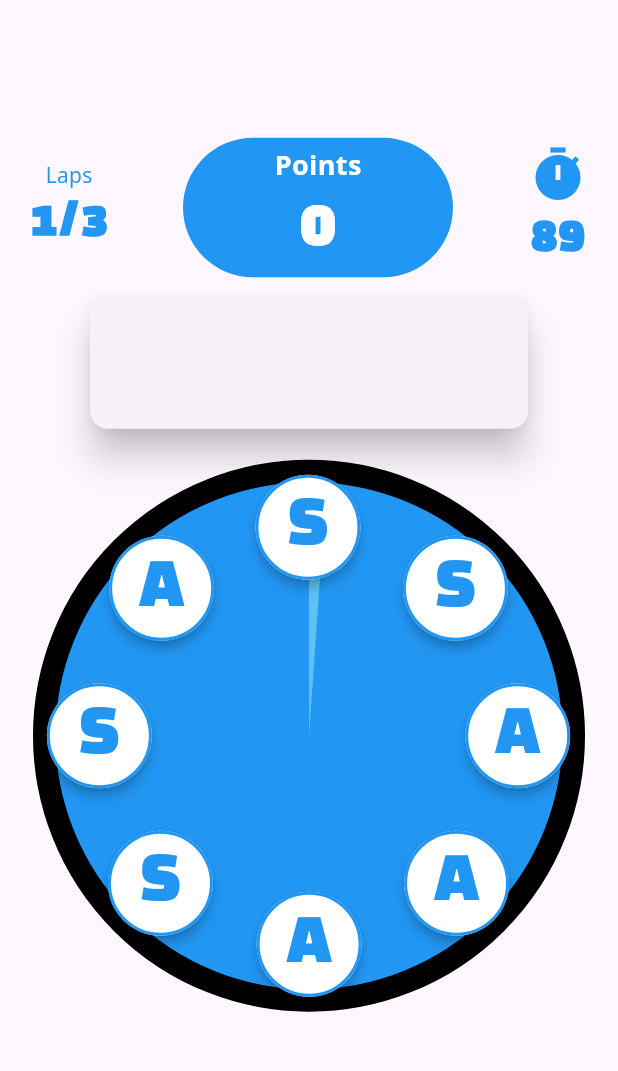
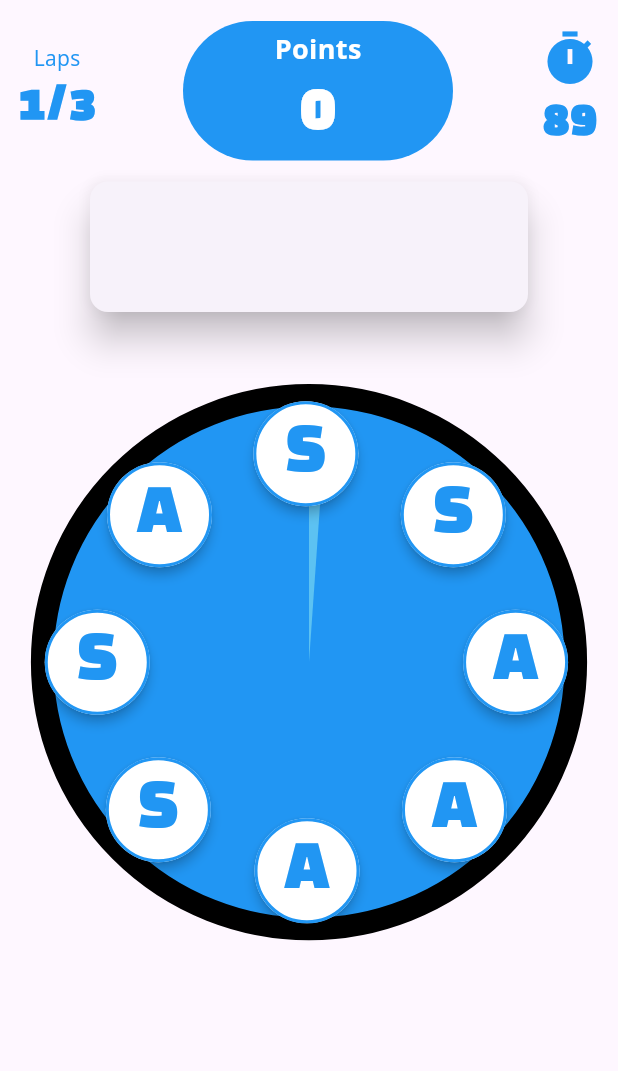
Before and after one commit to Ayush7901/houseparty_app, a Flutter app: the GameScreen screen opened by its route, on a phone screen of 412 x 824 dp, the part 84-1155 px from its top. Run offline on Flutter 3.47's test engine with Material 3 defaults, Android fonts, the phone set to English and light mode, and no system bars; our stand-ins replace firebase_core; missing offline and left inert: dictionaryx; accounts and stored records are empty.

```diff
--- a/frontend/lib/game/game_screen.dart
+++ b/frontend/lib/game/game_screen.dart
@@ -209,14 +209,14 @@ class _GameScreenState extends State<GameScreen> {
           : Center(
               child: Container(
                 width: double.infinity,
-                padding: const EdgeInsets.all(10),
-                margin: const EdgeInsets.all(10),
+                padding: const EdgeInsets.symmetric(horizontal: 10, vertical: 10),
+                margin: const EdgeInsets.all(2),
                 child: Column(
                   mainAxisAlignment: MainAxisAlignment.start,
                   crossAxisAlignment: CrossAxisAlignment.center,
-                  mainAxisSize: MainAxisSize.min,
+                  mainAxisSize: MainAxisSize.max,
                   children: [
-                    const SizedBox(height: 10),
+                    const SizedBox(height: 2),
                     Row(
                       mainAxisAlignment: MainAxisAlignment.spaceBetween,
                       children: [
@@ -273,7 +273,7 @@ class _GameScreenState extends State<GameScreen> {
                     ),
                     const SizedBox(height: 5),
                     Container(
-                      height: sizeData.height * 0.47,
+                      height: sizeData.height * 0.54,
                       width: sizeData.width * 0.9,
                       margin: const EdgeInsets.all(2),
                       child: AspectRatio(
@@ -308,7 +308,7 @@ class _GameScreenState extends State<GameScreen> {
                                 checkInputEvent: checkInputEvent,
                                 isChecking: isChecking,
                                 centerPoint: Offset((sizeData.width * 0.9) / 2,
-                                    (sizeData.height * 0.47) / 2),
+                                    (sizeData.height * 0.54) / 2),
                               ),
                           ],
                         ),
--- a/frontend/pubspec.yaml
+++ b/frontend/pubspec.yaml
@@ -36,6 +36,7 @@ dependencies:
   # Use with the CupertinoIcons class for iOS style icons.
   cupertino_icons: ^1.0.2
   firebase_core: ^2.27.0
+  firebase_auth: ^4.17.8
 
 dev_dependencies:
   flutter_test:
```
Also changed, not shown: frontend/pubspec.lock, 3 other files.
